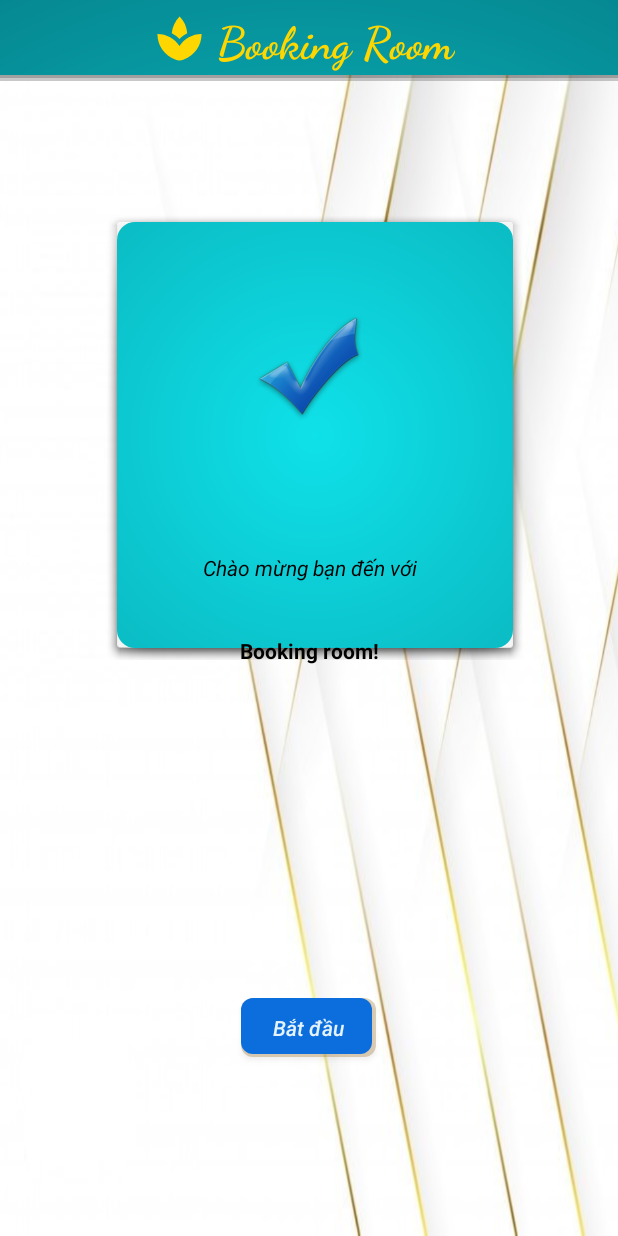
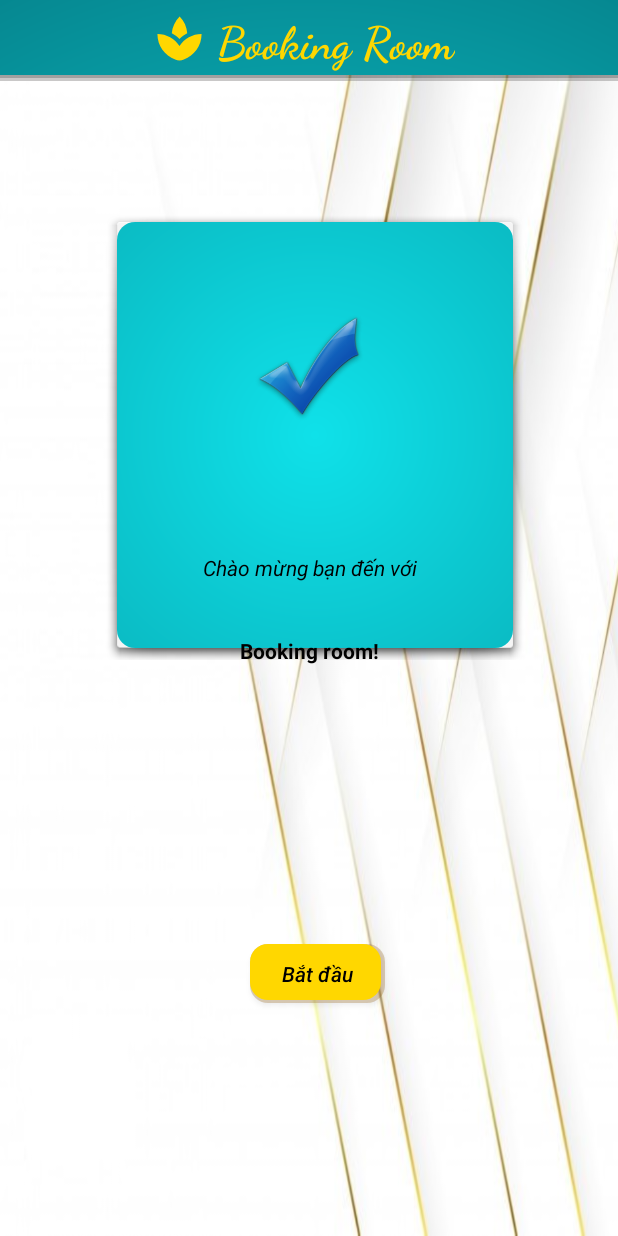
Before and after one commit to kudohdtt/bookingroom-v3, an Android app: the Main3Activity screen opened directly, with no data from a screen before it, on a phone screen of 412 x 824 dp. Run offline under Robolectric (Android 15) with nearby library versions, the phone set to English and light mode, and no system bars.

Commit message:
Update activity_main3.xml

```diff
--- a/MyFirstApp/app/src/main/res/layout/activity_main3.xml
+++ b/MyFirstApp/app/src/main/res/layout/activity_main3.xml
@@ -121,17 +121,17 @@
         android:id="@+id/btTieptuc"
         android:layout_width="90dp"
         android:layout_height="39dp"
-        android:background="@drawable/bobutton"
+        android:background="@drawable/buttontest"
         android:text="Bắt đầu"
         android:textAllCaps="false"
-        android:textColor="#e5f3fd"
+        android:textColor="#000000"
         android:textSize="14sp"
         android:textStyle="italic"
         app:layout_constraintBottom_toBottomOf="@+id/text"
         app:layout_constraintHorizontal_bias="0.498"
-        app:layout_constraintLeft_toLeftOf="parent"
+        android:layout_margin="155dp"
         app:layout_constraintRight_toRightOf="parent"
-        app:layout_constraintTop_toTopOf="@+id/text"
+
         app:layout_constraintVertical_bias="0.838" />
 
 
```
